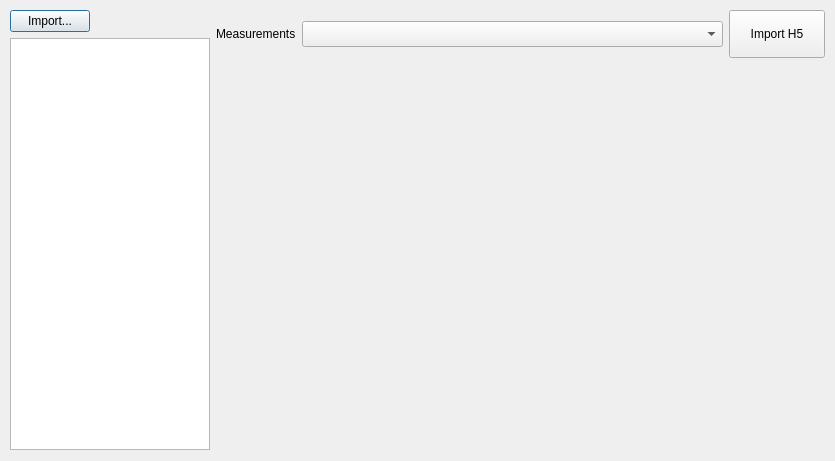
Qt form res/mae_plot_gui.ui (fran-jo/SimuGUI) before a commit.
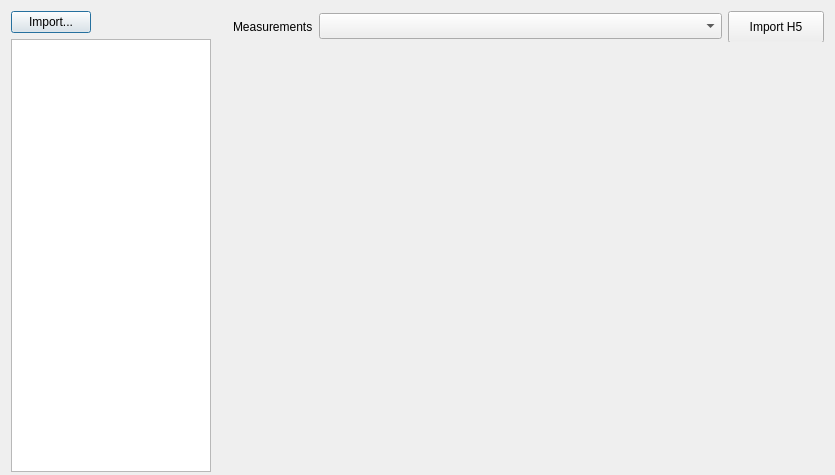
The same form after that commit. Icons and pictures are not drawn.

What changed in the file:
```diff
--- a/res/mae_plot_gui.ui
+++ b/res/mae_plot_gui.ui
@@ -10,23 +10,21 @@
     <x>0</x>
     <y>0</y>
     <width>835</width>
-    <height>461</height>
+    <height>475</height>
    </rect>
   </property>
   <property name="windowTitle">
    <string>Dialog</string>
   </property>
-  <widget class="QWidget" name="layoutWidget">
+  <widget class="QWidget" name="">
    <property name="geometry">
     <rect>
-     <x>10</x>
-     <y>10</y>
-     <width>815</width>
-     <height>440</height>
+     <x>11</x>
+     <y>11</y>
+     <width>212</width>
+     <height>461</height>
     </rect>
    </property>
-   <layout class="QGridLayout" name="gridLayout">
-    <item row="0" column="0" rowspan="2">
      <layout class="QVBoxLayout" name="verticalLayout">
       <item>
        <widget class="QPushButton" name="btnImportMeasurements">
@@ -105,8 +103,39 @@
        </widget>
       </item>
      </layout>
-    </item>
-    <item row="0" column="1">
+  </widget>
+  <widget class="QWidget" name="centralWidget" native="true">
+   <property name="geometry">
+    <rect>
+     <x>233</x>
+     <y>49</y>
+     <width>591</width>
+     <height>421</height>
+    </rect>
+   </property>
+   <property name="sizePolicy">
+    <sizepolicy hsizetype="Minimum" vsizetype="Minimum">
+     <horstretch>1</horstretch>
+     <verstretch>0</verstretch>
+    </sizepolicy>
+   </property>
+   <property name="minimumSize">
+    <size>
+     <width>520</width>
+     <height>380</height>
+    </size>
+   </property>
+   <zorder>widgetGrafica_2</zorder>
+  </widget>
+  <widget class="QWidget" name="">
+   <property name="geometry">
+    <rect>
+     <x>233</x>
+     <y>11</y>
+     <width>591</width>
+     <height>31</height>
+    </rect>
+   </property>
      <layout class="QHBoxLayout" name="horizontalLayout">
       <item>
        <widget class="QLabel" name="label_2">
@@ -171,24 +200,6 @@
          <size>
           <width>32</width>
           <height>32</height>
-         </size>
-        </property>
-       </widget>
-      </item>
-     </layout>
-    </item>
-    <item row="1" column="1">
-     <widget class="QWidget" name="centralWidget" native="true">
-      <property name="sizePolicy">
-       <sizepolicy hsizetype="Minimum" vsizetype="Minimum">
-        <horstretch>1</horstretch>
-        <verstretch>0</verstretch>
-       </sizepolicy>
-      </property>
-      <property name="minimumSize">
-       <size>
-        <width>520</width>
-        <height>380</height>
        </size>
       </property>
      </widget>
```
Lines whose indentation alone changed are shown as unchanged.
